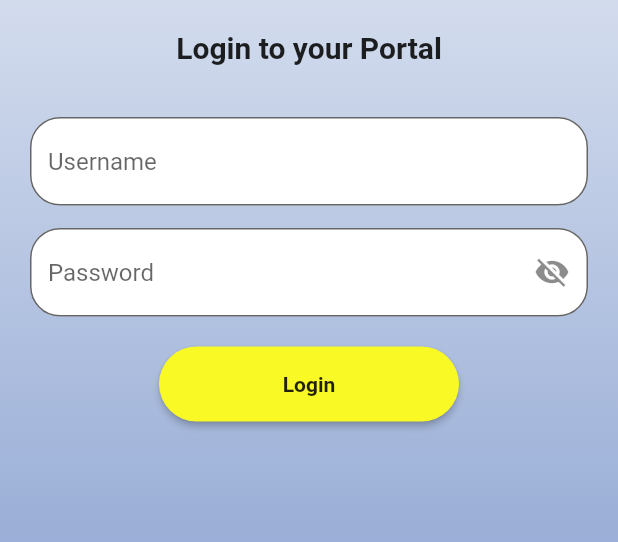
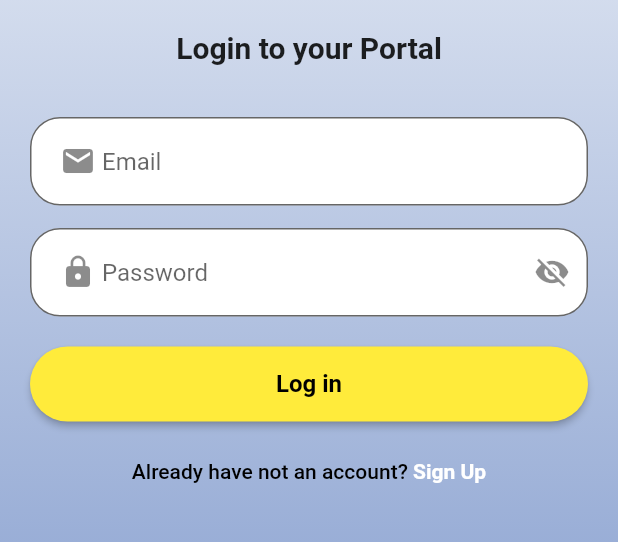
Before and after one commit to khalidchaudry/Dar-Ul-Arqam, a Flutter app: the screen it shows after launch, on a phone screen of 412 x 824 dp, the part 240-782 px from its top. Run offline on Flutter 3.47's test engine with Material 2 defaults, Android fonts, the phone set to English and light mode, and no system bars; our stand-ins replace firebase_core, syncfusion_flutter_datepicker; accounts and stored records are empty.

Commit message:
add signup screen with validation

```diff
--- a/lib/configs/app_routes.dart
+++ b/lib/configs/app_routes.dart
@@ -4,4 +4,5 @@ class AppRoutes {
   static const studentInfo = '/studentInfo';
   static const home = '/homeScreen';
   static const attendence = '/attendencee';
+  static const register = '/registerScreen';
 }
--- a/lib/configs/router.dart
+++ b/lib/configs/router.dart
@@ -15,6 +15,8 @@ Route<dynamic> generateRoute(RouteSettings settings) {
       return _customPageRoute(child: const HomeScreen());
     case AttendenceScreen.routeName:
       return _customPageRoute(child: const AttendenceScreen());
+    case RegisterScreen.routeName:
+      return _customPageRoute(child: const RegisterScreen());
 
     default:
       return _platformPageRoute(
--- a/lib/main.dart
+++ b/lib/main.dart
@@ -1,8 +1,11 @@
+import 'package:firebase_core/firebase_core.dart';
 import 'package:flutter/material.dart';
 
 import 'ui/screens/screens.dart';
 
-void main() {
+void main() async {
+  WidgetsFlutterBinding.ensureInitialized();
+  await Firebase.initializeApp();
   runApp(const MyApp());
 }
 
--- a/lib/ui/screens/login_page/login_page_screen.dart
+++ b/lib/ui/screens/login_page/login_page_screen.dart
@@ -1,4 +1,5 @@
 import 'package:darularqam/constants/constants.dart';
+import 'package:flutter/gestures.dart';
 import 'package:flutter/material.dart';
 
 import '../../../configs/configs.dart';
@@ -49,9 +50,14 @@ class _LoginPage extends State<LoginScreen> {
                   TextFormField(
                     textInputAction: TextInputAction.next,
                     decoration: InputDecoration(
+                      prefixIcon: const Padding(
+                          padding: EdgeInsets.only(left: 20, right: 14),
+                          child: Icon(Icons.email)),
+                      prefixIconConstraints:
+                          const BoxConstraints(maxHeight: 48, maxWidth: 48),
                       border: OutlineInputBorder(
                           borderRadius: BorderRadius.circular(20)),
-                      hintText: 'Username',
+                      hintText: 'Email',
                       fillColor: Colors.white,
                       filled: true,
                     ),
@@ -66,6 +72,7 @@ class _LoginPage extends State<LoginScreen> {
                     height: 15,
                   ),
                   TextFormField(
+                    onChanged: (String value) {},
                     textInputAction: TextInputAction.done,
                     obscureText: _isObsecure,
                     decoration: InputDecoration(
@@ -74,6 +81,13 @@ class _LoginPage extends State<LoginScreen> {
                         hintText: 'Password',
                         fillColor: Colors.white,
                         filled: true,
+                        prefixIcon: const Padding(
+                            padding: EdgeInsets.only(left: 20, right: 14),
+                            child: Icon(
+                              Icons.lock,
+                            )),
+                        prefixIconConstraints:
+                            const BoxConstraints(maxHeight: 48, maxWidth: 48),
                         suffixIcon: IconButton(
                           icon: Icon(_isObsecure
                               ? Icons.visibility_off
@@ -95,10 +109,9 @@ class _LoginPage extends State<LoginScreen> {
                     height: 20,
                   ),
                   MaterialButton(
-                    color: const Color(0xffF9F926),
-                    minWidth: 200,
                     height: 50,
                     shape: const StadiumBorder(),
+                    color: Colors.yellow,
                     onPressed: () {
                       setState(() {
                         if (_formKey.currentState!.validate()) {
@@ -109,10 +122,42 @@ class _LoginPage extends State<LoginScreen> {
                         }
                       });
                     },
-                    child: const Text(
-                      'Login',
-                      style: TextStyle(fontWeight: FontWeight.bold),
-                    ),
+                    child: Center(
+                        child: Text(
+                      'Log in',
+                      style: Theme.of(context).textTheme.headline6!.copyWith(
+                          fontWeight: FontWeight.bold,
+                          fontSize: 16,
+                          color: Colors.black),
+                    )),
+                  ),
+                  const SizedBox(
+                    height: 25,
+                  ),
+                  Center(
+                    child: Text.rich(TextSpan(
+                        text: 'Already have not an account?',
+                        style: Theme.of(context)
+                            .textTheme
+                            .headline6!
+                            .copyWith(fontSize: 14, color: Colors.black),
+                        children: [
+                          TextSpan(
+                              text: ' Sign Up',
+                              recognizer: TapGestureRecognizer()
+                                ..onTap = () => Navigator.push(
+                                    context,
+                                    MaterialPageRoute(
+                                        builder: (context) =>
+                                            const RegisterScreen())),
+                              style: Theme.of(context)
+                                  .textTheme
+                                  .headline6!
+                                  .copyWith(
+                                      fontWeight: FontWeight.bold,
+                                      fontSize: 14,
+                                      color: Colors.white))
+                        ])),
                   ),
                 ],
               ),
--- a/lib/ui/screens/login_page/widgets/widgets.dart
+++ b/lib/ui/screens/login_page/widgets/widgets.dart
@@ -0,0 +1 @@
+export 'login_logo_widget.dart';
--- a/lib/ui/screens/screens.dart
+++ b/lib/ui/screens/screens.dart
@@ -10,3 +10,4 @@ export 'test_report/test_report_screen.dart';
 export 'time_table/time_table_screen.dart';
 export 'result/result_screen.dart';
 export 'undefined/undefined_screen.dart';
+export 'register/register_screen.dart';
--- a/lib/ui/widgets/widgets.dart
+++ b/lib/ui/widgets/widgets.dart
@@ -1 +1,2 @@
 export 'appbar_widget.dart';
+export 'text_input_widget.dart';
```
Also changed, not shown: lib/ui/screens/register/register_screen.dart (added, +35 -0 lines), lib/ui/screens/register/widgets/body_widget.dart (added, +81 -0 lines), lib/ui/screens/register/widgets/confirm_password_input_widget.dart (added, +25 -0 lines), lib/ui/screens/register/widgets/email_input_widget.dart (added, +27 -0 lines), lib/ui/screens/register/widgets/first_name_input_widget.dart (added, +25 -0 lines), lib/ui/screens/register/widgets/last_name_input_widget.dart (added, +24 -0 lines), lib/ui/screens/register/widgets/password_input_widget.dart (added, +25 -0 lines), lib/ui/screens/register/widgets/signup_button_widget.dart (added, +25 -0 lines), lib/ui/screens/register/widgets/widgets.dart (added, +7 -0 lines), lib/ui/widgets/text_input_widget.dart (added, +66 -0 lines), pubspec.yaml (+5 -10 lines), pubspec.lock, 3 other files.
